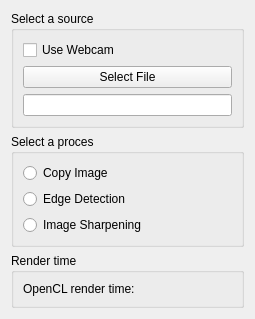
Before: the Qt Designer form readwrite/readwriteconfigwidget.ui in BartVolkaerts/OpenCL-Benchmark, drawn with Qt 5.
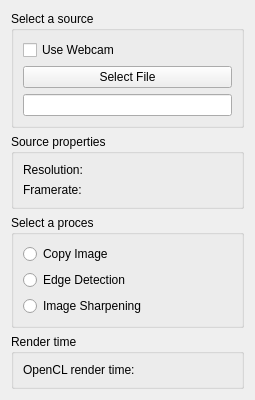
After: the same form once the commit is applied.

Commit message: Added source properties. crashes

The edit to the form file:
```diff
--- a/readwrite/readwriteconfigwidget.ui
+++ b/readwrite/readwriteconfigwidget.ui
@@ -7,7 +7,7 @@
     <x>0</x>
     <y>0</y>
     <width>255</width>
-    <height>309</height>
+    <height>382</height>
    </rect>
   </property>
   <property name="windowTitle">
@@ -40,6 +40,51 @@
      </layout>
     </widget>
    </item>
+   <item>
+    <widget class="QGroupBox" name="groupBox_4">
+     <property name="title">
+      <string>Source properties</string>
+     </property>
+     <layout class="QVBoxLayout" name="verticalLayout_6">
+      <item>
+       <layout class="QHBoxLayout" name="horizontalLayout">
+        <item>
+         <widget class="QLabel" name="label">
+          <property name="text">
+           <string>Resolution:</string>
+          </property>
+         </widget>
+        </item>
+        <item>
+         <widget class="QLabel" name="resLbl">
+          <property name="text">
+           <string/>
+          </property>
+         </widget>
+        </item>
+       </layout>
+      </item>
+      <item>
+       <layout class="QHBoxLayout" name="horizontalLayout_2">
+        <item>
+         <widget class="QLabel" name="label_2">
+          <property name="text">
+           <string>Framerate:</string>
+          </property>
+         </widget>
+        </item>
+        <item>
+         <widget class="QLabel" name="frameRlbl">
+          <property name="text">
+           <string/>
+          </property>
+         </widget>
+        </item>
+       </layout>
+      </item>
+     </layout>
+    </widget>
+   </item>
    <item>
     <widget class="QGroupBox" name="groupBox_2">
      <property name="title">
```
The commit also changes 7 other files.
